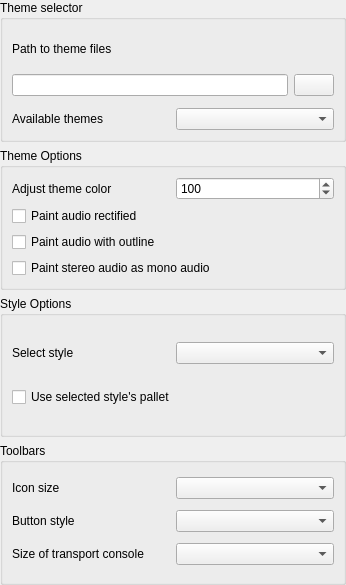
This is src/traverso/ui/ThemeConfigPage.ui in ErwanLegrand/Traverso-DAW as Qt 5 draws it before an edit. The edited form follows.
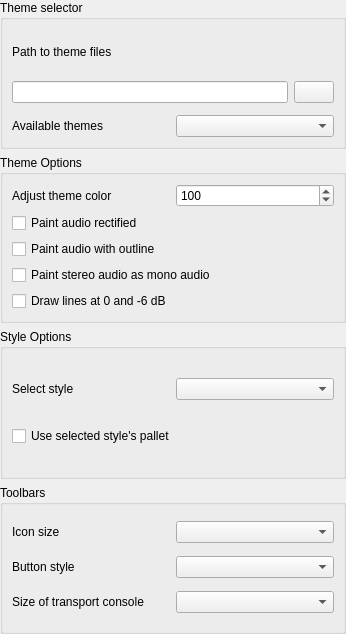
This is the edited form.

Commit message: Draw lines at 0 and -6 dB. Can be switched on/off in Preferences->Appearance.

```diff
--- a/src/traverso/ui/ThemeConfigPage.ui
+++ b/src/traverso/ui/ThemeConfigPage.ui
@@ -6,7 +6,7 @@
     <x>0</x>
     <y>0</y>
     <width>346</width>
-    <height>585</height>
+    <height>634</height>
    </rect>
   </property>
   <property name="windowTitle" >
@@ -220,6 +220,13 @@
         </property>
        </widget>
       </item>
+      <item>
+       <widget class="QCheckBox" name="dbGridCheckBox" >
+        <property name="text" >
+         <string>Draw lines at 0 and -6 dB</string>
+        </property>
+       </widget>
+      </item>
      </layout>
     </widget>
    </item>
```
The commit also changes 7 other files.
